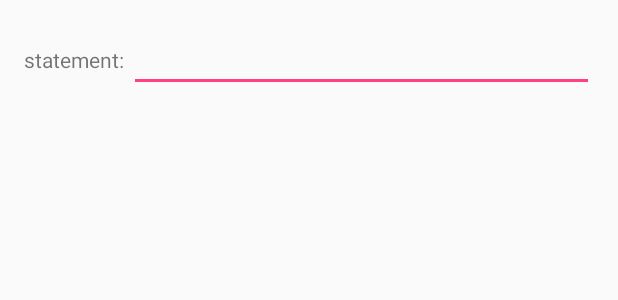
After one commit to HPJ1996/Scoober, an Android app: the layout activity_problem_report.xml on its own in the app's theme, with its tools: preview values and no code run, on a phone screen of 412 x 824 dp. The commit adds this screen. Shown: the top 300 px of the screen. Run offline under Robolectric (Android 15) with nearby library versions, the phone set to English and light mode, and no system bars.

Commit message:
new functions

```diff
--- a/app/src/main/AndroidManifest.xml
+++ b/app/src/main/AndroidManifest.xml
@@ -41,7 +41,8 @@
         <activity
             android:name=".MapsActivity"
             android:label="@string/title_activity_maps" />
-        <activity android:name=".AboutActivity"></activity>
+        <activity android:name=".AboutActivity" />
+        <activity android:name=".ProblemReport"></activity>
     </application>
 
 </manifest>
--- /dev/null
+++ b/app/src/main/res/layout/activity_problem_report.xml
@@ -0,0 +1,22 @@
+<?xml version="1.0" encoding="utf-8"?>
+<LinearLayout xmlns:android="http://schemas.android.com/apk/res/android"
+    xmlns:tools="http://schemas.android.com/tools"
+    android:layout_width="match_parent"
+    android:layout_height="match_parent"
+    android:paddingBottom="@dimen/activity_vertical_margin"
+    android:paddingLeft="@dimen/activity_horizontal_margin"
+    android:paddingRight="@dimen/activity_horizontal_margin"
+    android:paddingTop="@dimen/activity_vertical_margin"
+    tools:context="com.example.hpj_1996.scoober.ProblemReport">
+
+    <TextView
+        android:text="statement: "
+        android:layout_width="wrap_content"
+        android:layout_height="wrap_content"/>
+
+    <EditText
+        android:id="@+id/input_statement"
+        android:layout_width="match_parent"
+        android:layout_height="wrap_content" />
+
+</LinearLayout>
```
Also changed, not shown: app/src/main/java/com/example/hpj_1996/scoober/SideActivity.java (+35 -11 lines).
